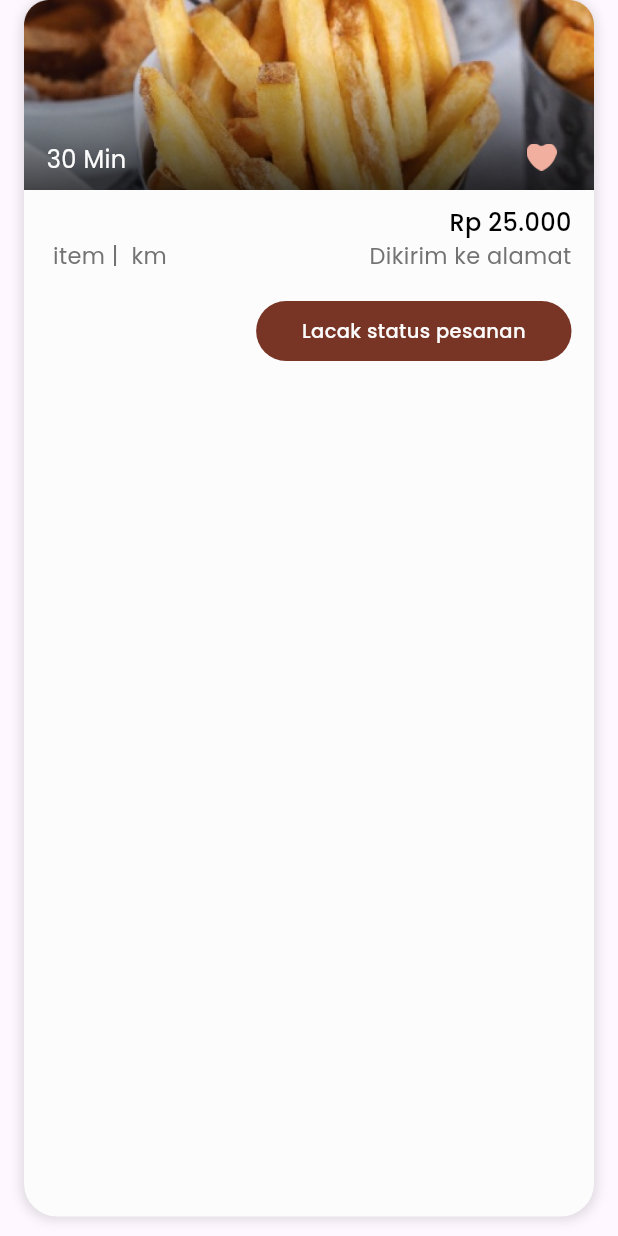
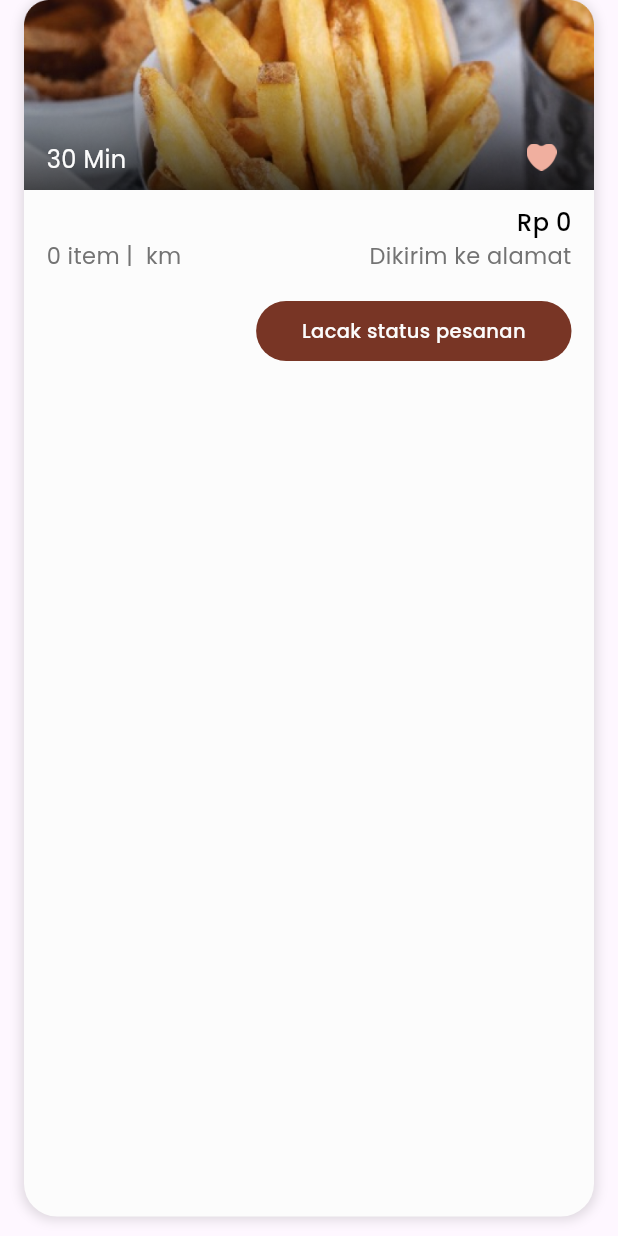
Before and after one commit to Capstone-Tim-13/restaurant-order-system-mobile, a Flutter app: what ongoingOrder() shows on an empty page, opened directly with empty values, on a phone screen of 412 x 824 dp. Run offline on Flutter 3.47's test engine with Material 3 defaults, Android fonts, the phone set to English and light mode, and no system bars; our stand-ins replace animated_splash_screen, carousel_slider, dio, dots_indicator, page_transition, shared_preferences and 1 more; accounts and stored records are empty; network calls fail.

Commit message:
update_ongoing_order

```diff
--- a/lib/pages/order/ongoing_order_page.dart
+++ b/lib/pages/order/ongoing_order_page.dart
@@ -61,7 +61,7 @@ Widget ongoingOrder(context, data) {
                         ),
                       ],
                     ),
-                    Text('Rp 25.000',
+                    Text('Rp ${data['price']}',
                         style: poppins.copyWith(
                             fontWeight: FontWeight.w500, fontSize: 16))
                   ],
@@ -71,7 +71,7 @@ Widget ongoingOrder(context, data) {
                   children: [
                     Row(
                       children: [
-                        Text('${data['jumlah']} item | ${data['jarak']} km',
+                        Text('${data['qty']} item | ${data['distance']} km',
                             style: poppins.copyWith(
                                 fontWeight: FontWeight.w400,
                                 fontSize: 15,
```
